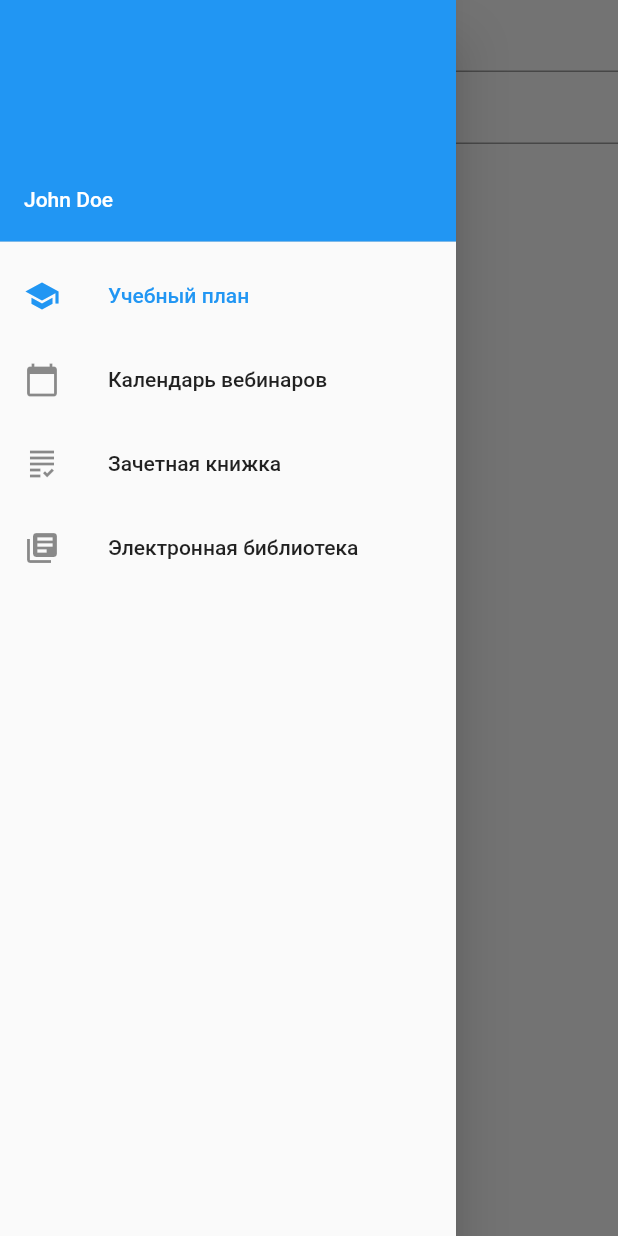
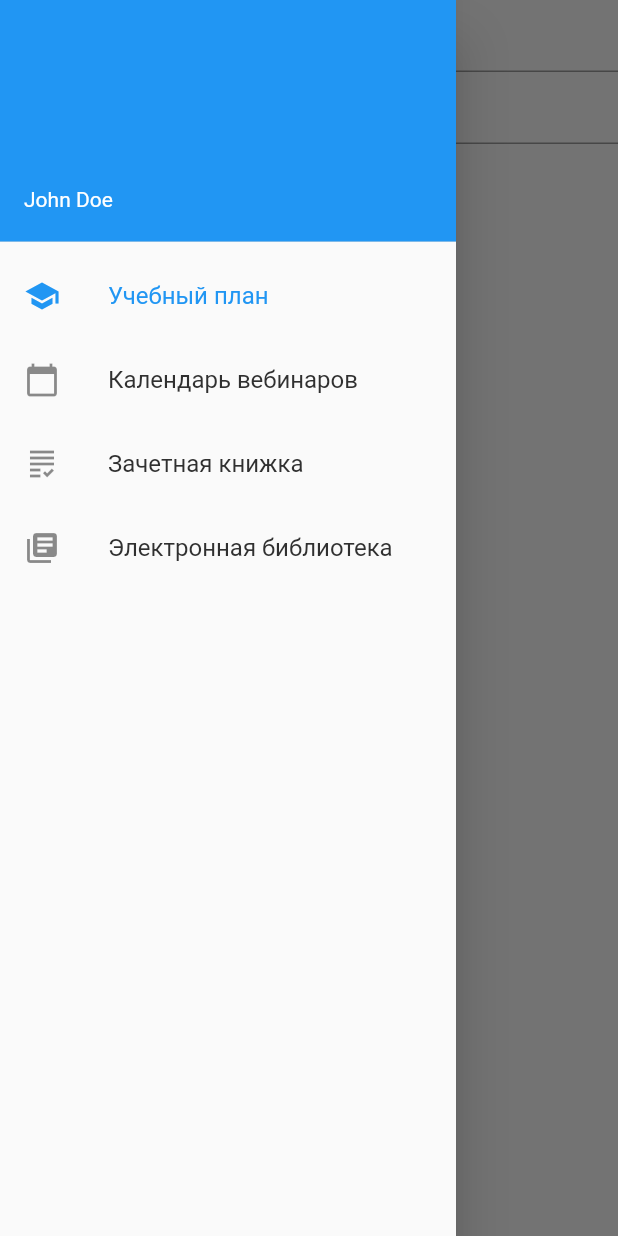
Before and after one commit to stereo-type/testing_flutter, a Flutter app: the screen it shows after launch, with the side drawer open, on a phone screen of 412 x 824 dp. Run offline on Flutter 3.47's test engine with Material 2 defaults, Android fonts, the phone set to English and light mode, and no system bars.

Commit message:
2 commit

```diff
--- a/lib/main.dart
+++ b/lib/main.dart
@@ -1,5 +1,6 @@
 import 'package:flutter_app_test/pages/home_page.dart';
 import 'package:flutter/material.dart';
+import 'package:flutter_app_test/utils/settings.dart';
 
 void main() {
   runApp(MyApp());
@@ -11,9 +12,20 @@ class MyApp extends StatelessWidget {
     return MaterialApp(
       title: 'Flutter Demo',
       theme: ThemeData(
-        primaryColor: Colors.blue,
-        accentColor: Colors.white,
+        primaryColor: mainColor,
+        accentColor: secondColor,
         visualDensity: VisualDensity.adaptivePlatformDensity,
+        fontFamily: 'Roboto',
+        textTheme: TextTheme(
+          headline1: TextStyle(fontSize: 20.0, fontWeight: FontWeight.bold, color:  Colors.grey),
+          headline2: TextStyle(fontSize: 18.0, fontWeight: FontWeight.bold, color: textColorNormal),
+          headline3: TextStyle(fontSize: 16.0, fontWeight: FontWeight.bold, color: Colors.green),
+          headline4: TextStyle(fontSize: 14.0, fontWeight: FontWeight.normal, color: secondColor),
+          headline5: TextStyle(fontSize: 16.0, fontWeight: FontWeight.bold, color: Colors.green),
+          headline6: TextStyle(fontSize: 16.0, fontWeight: FontWeight.bold, color: Colors.green),
+          bodyText1: TextStyle(fontSize: 16.0, fontWeight: FontWeight.normal, color: textColorNormal),
+          bodyText2: TextStyle(fontSize: 14.0, fontWeight: FontWeight.normal, color: textColorNormal),
+        ),
       ),
       home: HomePage(),
     );
--- /dev/null
+++ b/lib/models/course.dart
@@ -0,0 +1,6 @@
+class Course {
+  int id;
+  String name;
+  int isfacult;
+  Course(this.id, this.name, this.isfacult);
+}
--- a/lib/pages/home_page.dart
+++ b/lib/pages/home_page.dart
@@ -1,6 +1,6 @@
 import 'package:flutter/material.dart';
 import 'package:flutter_app_test/fragments/autorization.dart';
-import 'package:flutter_app_test/fragments/first_fragment.dart';
+import 'package:flutter_app_test/fragments/syllabus.dart';
 import 'package:flutter_app_test/fragments/second_fragment.dart';
 import 'package:flutter_app_test/fragments/third_fragment.dart';
 import 'package:flutter_app_test/utils/settings.dart';
@@ -72,7 +72,7 @@ class _HomePageState extends State<HomePage> {
     if (token != '0') {
       switch (pos) {
         case 0:
-          return FirstFragment();
+          return Syllabus();
         case 1:
           return SecondFragment();
         case 2:
--- a/lib/utils/settings.dart
+++ b/lib/utils/settings.dart
@@ -1,3 +1,10 @@
+import 'package:flutter/material.dart';
+
 var domen =  'https://sdo.adpo.edu.ru';
 var salt = 'HGDGJHSJSJJSJ7777ssd';
 var token = '0';
+var mainColor = Colors.blue;
+var secondColor = Colors.white;
+var textColorNormal = Colors.grey[850];
+var textColorDark = Colors.grey[900];
+var textColorLight = Colors.grey[600];
```
Also changed, not shown: lib/components/programs_page_view.dart (+22 -4 lines), lib/fragments/first_fragment.dart (deleted, +0 -12 lines), lib/fragments/syllabus.dart (added, +75 -0 lines), pubspec.yaml (+7 -11 lines), assets/fonts/Roboto-Bold.ttf (added), assets/fonts/Roboto-Regular.ttf (added), assets/fonts/Roboto-Thin.ttf (added).
